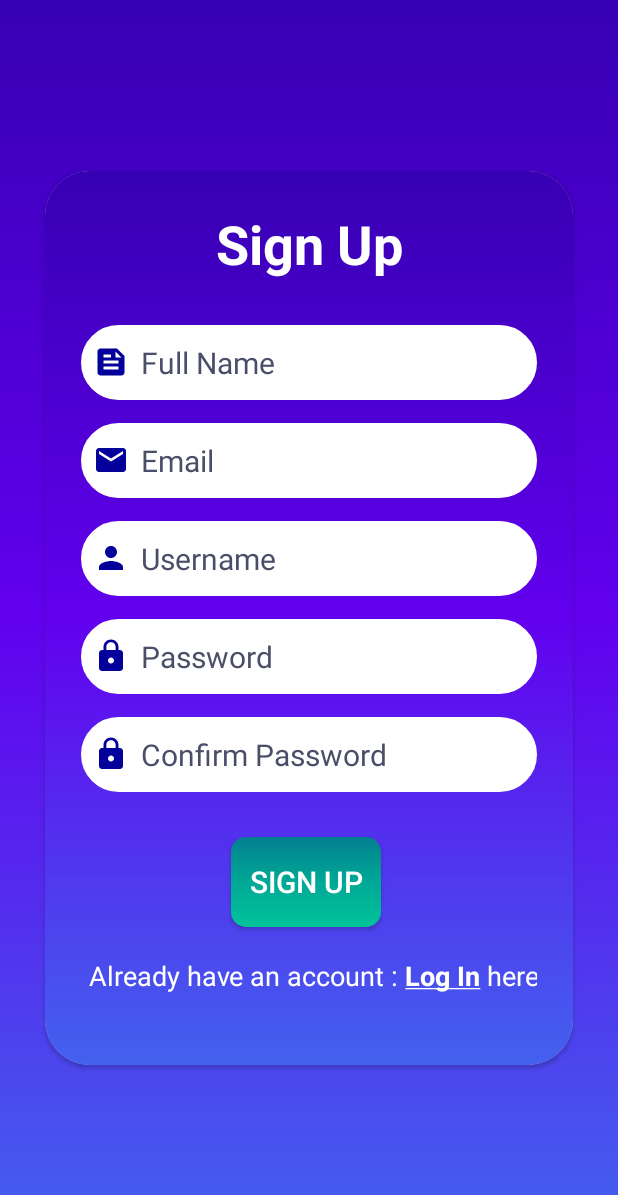
After one commit to umeshadilshani/Pro-Planner, an Android app: the SignUp screen opened directly, with no data from a screen before it, on a phone screen of 412 x 824 dp. The commit adds this screen. Shown: the top 1195 px of the screen. Run offline under Robolectric (Android 15) with nearby library versions, the phone set to English and light mode, and no system bars; our stand-ins replace Firebase (no records; nobody signed in at launch, a user with empty details on screens opened directly).

Commit message:
Added signup and login

```diff
--- a/app/src/main/java/com/example/proplanner/activities/BudgetWelcomeActivity.kt
+++ b/app/src/main/java/com/example/proplanner/activities/BudgetWelcomeActivity.kt
@@ -10,6 +10,7 @@ import com.example.proplanner.R
 class BudgetWelcomeActivity : AppCompatActivity() {
     //Declaring variables
     private lateinit var txtSkip : TextView
+    private lateinit var txtNext : TextView
 
     override fun onCreate(savedInstanceState: Bundle?) {
         super.onCreate(savedInstanceState)
@@ -17,11 +18,16 @@ class BudgetWelcomeActivity : AppCompatActivity() {
 
         //Initializing variables
         txtSkip = findViewById(R.id.tvSkip)
+        txtNext = findViewById(R.id.textView7)
 
         //Redirecting to home page on button click
         txtSkip.setOnClickListener{
             var intent = Intent(this, BudgetHomeActivity::class.java)
             startActivity(intent)
         }
+        txtNext.setOnClickListener{
+            val intent = Intent(this, SalesWelcome::class.java)
+            startActivity(intent)
+        }
     }
 }
--- /dev/null
+++ b/app/src/main/java/com/example/proplanner/activities/SignUp.kt
@@ -0,0 +1,58 @@
+//IT21313684
+//Karunarathna D.T.S
+package com.example.proplanner.activities
+
+import android.content.Intent
+import android.os.Bundle
+import android.widget.Toast
+import androidx.appcompat.app.AppCompatActivity
+import com.example.proplanner.databinding.ActivitySignUpBinding
+import com.google.firebase.auth.FirebaseAuth
+
+class SignUp : AppCompatActivity() {
+
+    // Declare variables
+    private lateinit var binding: ActivitySignUpBinding
+    private lateinit var firebaseAuth: FirebaseAuth
+
+    override fun onCreate(savedInstanceState: Bundle?) {
+        super.onCreate(savedInstanceState)
+        binding = ActivitySignUpBinding.inflate(layoutInflater)
+        setContentView(binding.root)
+
+        // Initialize FirebaseAuth instance
+        firebaseAuth = FirebaseAuth.getInstance()
+
+        binding.btnSignUp.setOnClickListener{
+            val fullname = binding.FullName.text.toString()
+            val email = binding.Email.text.toString()
+            val username = binding.username.text.toString()
+            val password =  binding.password.text.toString()
+            val confirmPassword = binding.Confirmpassword.text.toString()
+
+            if (fullname.isNotEmpty() && email.isNotEmpty() && username.isNotEmpty() && password.isNotEmpty() && confirmPassword.isNotEmpty()){
+                if (password == confirmPassword){
+
+                    firebaseAuth.createUserWithEmailAndPassword(email, password).addOnCompleteListener{
+                        if (it.isSuccessful){
+                            val intent = Intent(this, MainActivity::class.java)
+                            startActivity(intent)
+                        }
+                        else {
+                            Toast.makeText(this,it.exception.toString(), Toast.LENGTH_SHORT).show()
+                        }
+                    }
+                } else{
+                    Toast.makeText(this,"Password does not matched", Toast.LENGTH_SHORT).show()
+                }
+            }else{
+                Toast.makeText(this,"Fields cannot be empty", Toast.LENGTH_SHORT).show()
+            }
+        }
+        // Set onClickListener for login redirect text
+        binding.loginRedriectText.setOnClickListener{
+            val loginIntent = Intent(this, MainActivity::class.java)
+            startActivity(loginIntent)
+        }
+    }
+}
--- /dev/null
+++ b/app/src/main/res/layout/activity_sign_up.xml
@@ -0,0 +1,144 @@
+<?xml version="1.0" encoding="utf-8"?>
+
+<LinearLayout xmlns:android="http://schemas.android.com/apk/res/android"
+    xmlns:app="http://schemas.android.com/apk/res-auto"
+    xmlns:tools="http://schemas.android.com/tools"
+    android:id="@+id/login"
+    android:layout_width="match_parent"
+    android:layout_height="match_parent"
+    android:background="@drawable/background"
+    android:gravity="center"
+    android:orientation="vertical"
+    tools:context=".activities.SignUp"
+    tools:ignore="ExtraText">
+
+
+    <androidx.cardview.widget.CardView
+        android:layout_width="match_parent"
+        android:layout_height="wrap_content"
+        android:layout_margin="30dp"
+        android:elevation="20dp"
+        app:cardCornerRadius="30dp"
+        tools:ignore="MissingClass">
+
+        <LinearLayout
+            android:layout_width="match_parent"
+            android:layout_height="596dp"
+            android:layout_gravity="center_horizontal"
+            android:background="@drawable/btn_rounded_corner"
+            android:orientation="vertical"
+            android:padding="24dp"
+            android:translationZ="200dp">
+
+            <TextView
+                android:id="@+id/signupText"
+                android:layout_width="match_parent"
+                android:layout_height="wrap_content"
+                android:text="@string/sign_up"
+                android:textAlignment="center"
+                android:textColor="@color/white"
+                android:textSize="36sp"
+                android:textStyle="bold" />
+
+            <EditText
+                android:id="@+id/FullName"
+                android:layout_width="match_parent"
+                android:layout_height="@dimen/text_input_height"
+                android:layout_marginTop="@dimen/text_input_margin_top"
+                android:autofillHints=""
+                android:background="@drawable/custom_edit_text"
+                android:drawableStart="@drawable/ic_baseline_feed_24"
+                android:drawablePadding="8dp"
+                android:hint="@string/full_name"
+                android:inputType="textPersonName"
+                android:padding="@dimen/text_input_padding"
+                android:textColorHint="@color/heading2"
+                android:textSize="20sp"
+                tools:ignore="TextContrastCheck" />
+
+            <EditText
+                android:id="@+id/Email"
+                android:layout_width="match_parent"
+                android:layout_height="50dp"
+                android:layout_marginTop="15dp"
+                android:autofillHints=""
+                android:background="@drawable/custom_edit_text"
+                android:drawableStart="@drawable/ic_baseline_email_24"
+                android:drawablePadding="8dp"
+                android:hint="@string/email"
+                android:padding="8dp"
+                android:textColorHint="@color/heading2"
+                android:textSize="20sp"
+                tools:ignore="TextFields,TextContrastCheck" />
+
+            <EditText
+                android:id="@+id/username"
+                android:layout_width="match_parent"
+                android:layout_height="50dp"
+                android:layout_marginTop="15dp"
+                android:autofillHints=""
+                android:background="@drawable/custom_edit_text"
+                android:drawableStart="@drawable/ic_baseline_person_24"
+                android:drawablePadding="8dp"
+                android:hint="@string/user_name"
+                android:padding="8dp"
+                android:textColorHint="@color/heading2"
+                android:textSize="20sp"
+                tools:ignore="TextFields,TextContrastCheck" />
+
+            <EditText
+                android:id="@+id/password"
+                android:layout_width="match_parent"
+                android:layout_height="50dp"
+                android:layout_marginTop="15dp"
+                android:autofillHints=""
+                android:background="@drawable/custom_edit_text"
+                android:drawableStart="@drawable/ic_baseline_lock_24"
+                android:drawablePadding="8dp"
+                android:hint="@string/password"
+                android:inputType="textPassword"
+                android:padding="8dp"
+                android:textColorHint="@color/heading2"
+                android:textSize="20sp"
+                tools:ignore="TextContrastCheck" />
+
+            <EditText
+                android:id="@+id/Confirmpassword"
+                android:layout_width="match_parent"
+                android:layout_height="50dp"
+                android:layout_marginTop="15dp"
+                android:autofillHints=""
+                android:background="@drawable/custom_edit_text"
+                android:drawableStart="@drawable/ic_baseline_lock_24"
+                android:drawablePadding="8dp"
+                android:hint="@string/confirm_password"
+                android:inputType="textPassword"
+                android:padding="8dp"
+                android:textColorHint="@color/heading2"
+                android:textSize="20sp"
+                tools:ignore="TextContrastCheck" />
+
+            <Button
+                android:id="@+id/btnSignUp"
+                android:layout_width="@dimen/btn_signup_width"
+                android:layout_height="@dimen/btn_signup_height"
+                android:layout_marginTop="30dp"
+                android:background="@drawable/button_background"
+                android:text="@string/sign_up"
+                android:textColor="@color/white"
+                android:textSize="20sp"
+                android:translationX="100dp"
+                />
+
+            <TextView
+                android:id="@+id/loginRedriectText"
+                android:layout_width="@dimen/text_width"
+                android:layout_height="wrap_content"
+                android:layout_marginStart="@dimen/text_margin_start"
+                android:layout_marginTop="@dimen/text_margin_top"
+                android:text="@string/existing_user"
+                android:textColor="@color/white"
+                android:textSize="18sp" />
+        </LinearLayout>
+    </androidx.cardview.widget.CardView>
+</LinearLayout>
```
Also changed, not shown: app/src/main/AndroidManifest.xml (+21 -20 lines), app/src/main/java/com/example/proplanner/activities/MainActivity.kt (added, +52 -0 lines), app/src/main/java/com/example/proplanner/activities/MainDashboard.kt (+9 -9 lines), app/src/main/java/com/example/proplanner/activities/PlanWelcome.kt (+4 -4 lines), app/src/main/res/layout/activity_main.xml (added, +96 -0 lines).
